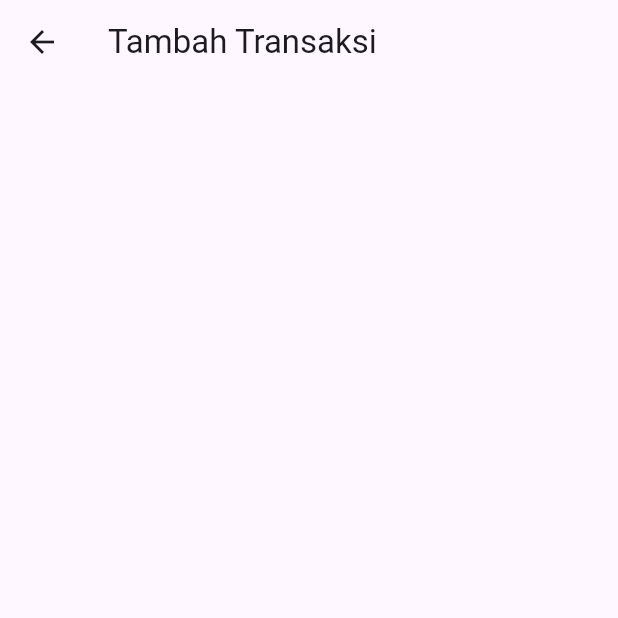
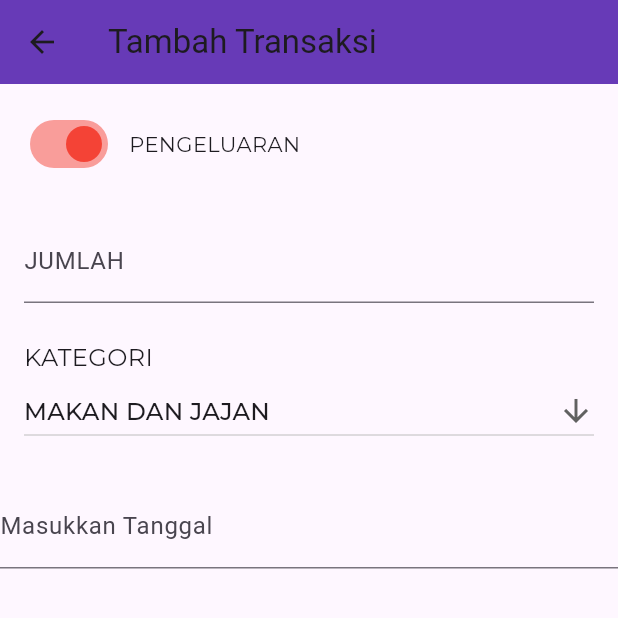
Before and after one commit to Zammil00/catat_uang, a Flutter app: the TransactionPage screen opened directly, on a phone screen of 412 x 824 dp, the top half of it. Run offline on Flutter 3.47's test engine with Material 3 defaults, Android fonts, the phone set to English and light mode, and no system bars; our stand-ins replace google_fonts; missing offline and left inert: calendar_appbar.

Commit message:
Update Transaction Page

```diff
--- a/lib/pages/transaction_page.dart
+++ b/lib/pages/transaction_page.dart
@@ -1,4 +1,5 @@
 import 'package:flutter/material.dart';
+import 'package:google_fonts/google_fonts.dart';
 
 class TransactionPage extends StatefulWidget {
   const TransactionPage({super.key});
@@ -8,16 +9,99 @@ class TransactionPage extends StatefulWidget {
 }
 
 class _TransactionPageState extends State<TransactionPage> {
+  bool isExpanse = true;
+
+  List<String> list = ['MAKAN DAN JAJAN', 'BENSIN', 'KUOTA', 'LISTRIK'];
+  late String dropDownValue = list.first;
+
   @override
   Widget build(BuildContext context) {
     return Scaffold(
       appBar: AppBar(
+        backgroundColor: Colors.deepPurple,
         title: Text("Tambah Transaksi"),
       ),
       body: SingleChildScrollView(
         child: SafeArea(
             child: Column(
-          children: [],
+          crossAxisAlignment: CrossAxisAlignment.start,
+          children: [
+            Padding(
+              padding: const EdgeInsets.symmetric(horizontal: 16, vertical: 16),
+              child: Row(
+                // mainAxisAlignment: MainAxisAlignment.center,
+                children: [
+                  Switch(
+                    value: isExpanse,
+                    onChanged: (bool value) {
+                      setState(() {
+                        isExpanse = value;
+                      });
+                    },
+                    inactiveTrackColor: Colors.greenAccent,
+                    inactiveThumbColor: Colors.green,
+                    activeColor: Colors.red,
+                  ),
+                  SizedBox(
+                    width: 10,
+                  ),
+                  Text(
+                    isExpanse ? "PENGELUARAN" : "PEMASUKAN",
+                    style: GoogleFonts.montserrat(fontSize: 14),
+                  )
+                ],
+              ),
+            ),
+            SizedBox(
+              height: 10,
+            ),
+            Padding(
+              padding: const EdgeInsets.symmetric(horizontal: 16),
+              child: TextFormField(
+                keyboardType: TextInputType.number,
+                decoration: InputDecoration(
+                    border: UnderlineInputBorder(), labelText: "JUMLAH"),
+              ),
+            ),
+            SizedBox(
+              height: 25,
+            ),
+            Padding(
+              padding: const EdgeInsets.symmetric(horizontal: 16),
+              child: Text(
+                'KATEGORI',
+                style: GoogleFonts.montserrat(
+                  fontSize: 16,
+                ),
+              ),
+            ),
+            Padding(
+              padding: const EdgeInsets.symmetric(horizontal: 16),
+              child: DropdownButton<String>(
+                  value: dropDownValue,
+                  isExpanded: true,
+                  icon: Icon(Icons.arrow_downward),
+                  items: list.map<DropdownMenuItem<String>>((String value) {
+                    return DropdownMenuItem<String>(
+                      value: value,
+                      child: Text(
+                        value,
+                        style: GoogleFonts.montserrat(
+                          fontSize: 16,
+                        ),
+                      ),
+                    );
+                  }).toList(),
+                  onChanged: (String? value) {}),
+            ),
+            SizedBox(
+              height: 25,
+            ),
+            TextField(
+              decoration: InputDecoration(labelText: "Masukkan Tanggal"),
+              onTap: () {},
+            ),
+          ],
         )),
       ),
     );
```
